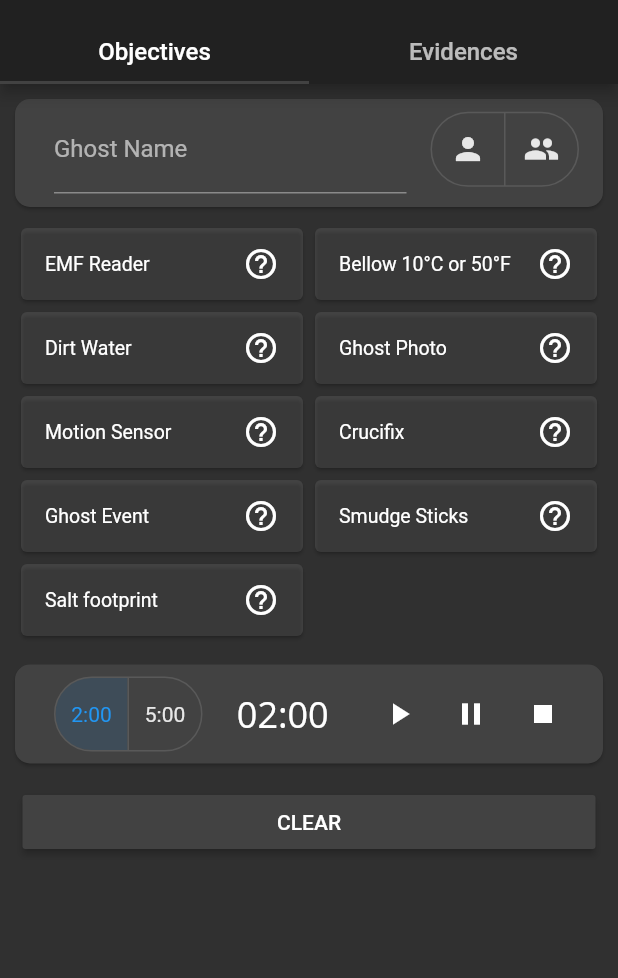
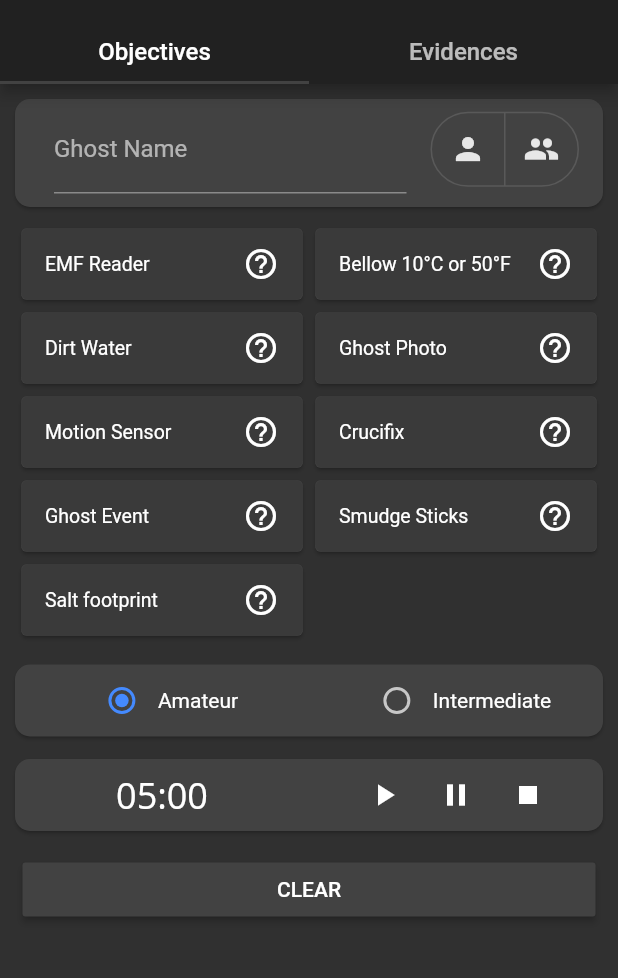
Before and after one commit to freeman507/phasmophobia_assistant, a Flutter app: the screen it shows after launch, on a phone screen of 412 x 824 dp, the part 72-1050 px from its top. Run offline on Flutter 3.47's test engine with Material 2 defaults, Android fonts, the phone set to English and light mode, and no system bars; our stand-ins replace shared_preferences; Roboto replaces fonts that are missing (Hind, Open Sans, Poppins).

Commit message:
feature: adjust in timer components and animation color in containers

```diff
--- a/lib/i18n/english.dart
+++ b/lib/i18n/english.dart
@@ -259,4 +259,6 @@ const Map<String, String> english = {
   "about.description": "The Phasmophobia Assistant app is a tool to help Phasmophobia players on their journey. The application does not need internet access or extra access. This project is open source and has no monetary intent. This is for the Fasmophobia community.",
   "enjoy.phasmophobia": "Enjoy Phasmophobia Assistant!",
   "support.contact": "SUPPORT CONTACT",
+  "amateur": "Amateur",
+  "intermediate": "Intermediate",
 };
--- a/lib/i18n/portuguese.dart
+++ b/lib/i18n/portuguese.dart
@@ -266,4 +266,6 @@ const Map<String, String> portuguese = {
       "O app Phasmophobia Assistant é uma ferramenta para ajudar os jogadores de Phasmophobia em suas jornadas. O app não precisa de acesso à internet e nem de permissões extras. Este projeto é open source e não possui nenhuma intenção monetária. Isto é para a comunidade Phasmophobia. ",
   "enjoy.phasmophobia": "Aproveite Phasmophobia Assistant!",
   "support.contact": "CONTATO DE SUPORTE",
+  "amateur": "Amador",
+  "intermediate": "Intermediário",
 };
--- a/lib/pages/evidences/evidences_page.dart
+++ b/lib/pages/evidences/evidences_page.dart
@@ -78,11 +78,10 @@ class _EvidencesPageState extends State<EvidencesPage>
           BuildEvidenceItem(Icons.signal_cellular_alt, EMF, emf, discardEmf),
           BuildEvidenceItem(Icons.fingerprint, FINGERPRINTS, fingerprints,
               discardFingerpints),
-          BuildEvidenceItem(
-              Icons.thermostat_outlined, TEMPERATURE, temperature, discardTemperature),
+          BuildEvidenceItem(Icons.thermostat_outlined, TEMPERATURE, temperature,
+              discardTemperature),
           BuildEvidenceItem(Icons.wb_sunny, ORBS, orb, discardOrb),
-          BuildEvidenceItem(
-              Icons.menu_book, WRITING, writing, discardWriting),
+          BuildEvidenceItem(Icons.menu_book, WRITING, writing, discardWriting),
           BuildEvidenceItem(
               Icons.radio, SPIRIT_BOX, spiritBox, discardSpiritBox),
           buildEvidenceSubtitle(),
@@ -179,21 +178,21 @@ class _EvidencesPageState extends State<EvidencesPage>
 
   Card BuildEvidenceItem(
       IconData iconData, String evidence, bool selected, bool discarded) {
-    var color = Colors.white10;
+    var color = Colors.black12;
     if (discarded) {
       color = Colors.redAccent;
       selected = true;
     } else if (selected) {
       color = Colors.blueAccent;
     }
-
     return Card(
-      shape: RoundedRectangleBorder(
+        margin: EdgeInsets.fromLTRB(10, 5, 10, 5),
+        child: AnimatedContainer(
+          decoration: BoxDecoration(
+            color: color,
             borderRadius: BorderRadius.circular(5),
           ),
-      margin: EdgeInsets.fromLTRB(10, 5, 10, 5),
-      semanticContainer: true,
-      color: color,
+          duration: Duration(seconds: 1),
           child: ListTile(
             dense: selected,
             title: Text(
@@ -217,7 +216,7 @@ class _EvidencesPageState extends State<EvidencesPage>
               });
             },
           ),
-    );
+        ));
   }
 
   verifyGhost() {
--- a/lib/pages/objectives/objectives_page.dart
+++ b/lib/pages/objectives/objectives_page.dart
@@ -12,6 +12,8 @@ import 'package:phasmophobiaassistant/models/SaltFootprint.dart';
 import 'package:phasmophobiaassistant/models/SmudgeSticksObjective.dart';
 import 'package:phasmophobiaassistant/pages/objective_detail/objective_detail.dart';
 import 'package:phasmophobiaassistant/widgets/timer_text.dart';
+
+enum SingingCharacter { amateur, intermediate }
 
 class ObjectivesPage extends StatefulWidget {
   @override
@@ -29,6 +31,8 @@ class _ObjectivesPageState extends State<ObjectivesPage>
   TextEditingController _textEditingController = TextEditingController();
 
   TimerText timerText;
+
+  SingingCharacter _character = SingingCharacter.amateur;
 
   bool emfReader = false,
       lowTemperature = false,
@@ -51,7 +55,7 @@ class _ObjectivesPageState extends State<ObjectivesPage>
       SALT_FOOTPRINT = i("salt.footprint");
 
   _ObjectivesPageState() {
-    timerText = TimerText(stopwatch, 120000);
+    timerText = TimerText(stopwatch, 300000);
   }
 
   @override
@@ -122,46 +126,56 @@ class _ObjectivesPageState extends State<ObjectivesPage>
           shape: RoundedRectangleBorder(
             borderRadius: BorderRadius.circular(10.0),
           ),
-          child: Padding(
-            padding: EdgeInsets.fromLTRB(10, 5, 0, 5),
-            child: ListTile(
-              leading: ToggleButtons(
-                children: <Widget>[
-                  Text("2:00"),
-                  Text("5:00"),
-                ],
-                isSelected: _timerSelections,
-                borderRadius: BorderRadius.circular(30),
-                onPressed: (int index) {
-                  setState(() {
-                    _timerSelections = List.generate(2, (_) => false);
-                    _timerSelections[index] = true;
-                    defineDuration();
-                    //handleStopButton();
-                  });
-                },
+          child: Row(
+            children: [
+              Expanded(
+                child: Row(
+                  mainAxisAlignment: MainAxisAlignment.center,
+                  children: [
+                    Radio(
+                      value: SingingCharacter.amateur,
+                      activeColor: Colors.blueAccent,
+                      groupValue: _character,
+                      onChanged: radioButtonChange,
                     ),
-              title: timerText,
-              trailing: Wrap(
-                children: [
-                  IconButton(
-                      icon: Icon(Icons.play_arrow),
-                      onPressed: () {
-                        handlePlayButton();
-                      }),
-                  IconButton(
-                      icon: Icon(Icons.pause),
-                      onPressed: () {
-                        handlePauseButton();
-                      }),
-                  IconButton(
-                      icon: Icon(Icons.stop),
-                      onPressed: () {
-                        handleStopButton();
-                      }),
+                    Text(i("amateur")),
                   ],
                 ),
               ),
+              Expanded(
+                child: Row(
+                  mainAxisAlignment: MainAxisAlignment.center,
+                  children: [
+                    Radio(
+                      value: SingingCharacter.intermediate,
+                      activeColor: Colors.blueAccent,
+                      groupValue: _character,
+                      onChanged: radioButtonChange,
+                    ),
+                    Text(i("intermediate")),
+                  ],
+                ),
+              ),
+            ],
+          ),
+        ),
+        Card(
+          margin: EdgeInsets.fromLTRB(10, 10, 10, 5),
+          shape: RoundedRectangleBorder(
+            borderRadius: BorderRadius.circular(10.0),
+          ),
+          child: Row(
+            children: [
+              Expanded(
+                child: timerText,
+              ),
+              Expanded(
+                child: Wrap(
+                  alignment: WrapAlignment.center,
+                  children: buildTimeButtons(),
+                ),
+              ),
+            ],
           ),
         ),
         Container(
@@ -180,9 +194,47 @@ class _ObjectivesPageState extends State<ObjectivesPage>
     );
   }
 
+  void radioButtonChange(SingingCharacter value) {
+    setState(
+      () {
+        _character = value;
+        timerText.duration =
+            value == SingingCharacter.amateur ? 300000 : 120000;
+      },
+    );
+  }
+
+  List<Widget> buildTimeButtons() {
+    return [
+      IconButton(
+        icon: Icon(Icons.play_arrow),
+        onPressed: () {
+          handlePlayButton();
+        },
+      ),
+      IconButton(
+        icon: Icon(Icons.pause),
+        onPressed: () {
+          handlePauseButton();
+        },
+      ),
+      IconButton(
+        icon: Icon(Icons.stop),
+        onPressed: () {
+          handleStopButton();
+        },
+      ),
+    ];
+  }
+
   Card buildObjectiveItem(String objective, bool selected) {
     return Card(
-      color: selected ? Colors.blueAccent : Colors.white10,
+      child: AnimatedContainer(
+        decoration: BoxDecoration(
+          color: selected ? Colors.blueAccent : Colors.black12,
+          borderRadius: BorderRadius.circular(5),
+        ),
+        duration: Duration(seconds: 1),
         child: ListTile(
           dense: true,
           title: Text(objective),
@@ -198,6 +250,7 @@ class _ObjectivesPageState extends State<ObjectivesPage>
               changeObjectiveState(objective);
             });
           },
+        ),
       ),
     );
   }
@@ -288,11 +341,11 @@ class _ObjectivesPageState extends State<ObjectivesPage>
     setState(() {
       stopwatch.reset();
       stopwatch.stop();
-      timerText.duration = _timerSelections[0] ? 120000 : 300000;
+      timerText.duration = _timerSelections[0] ? 300000 : 120000;
     });
   }
 
   int defineDuration() {
-    timerText.duration = _timerSelections[0] ? 120000 : 300000;
+    timerText.duration = _timerSelections[0] ? 300000 : 120000;
   }
 }
```
Lines whose indentation alone changed are shown as unchanged.
